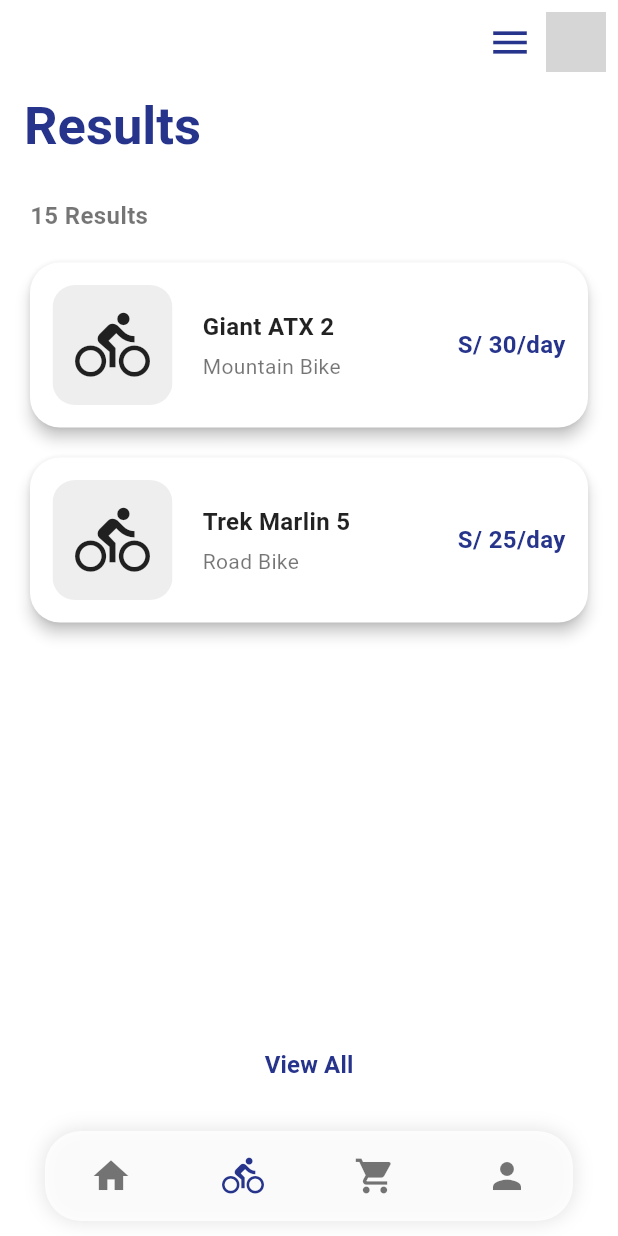
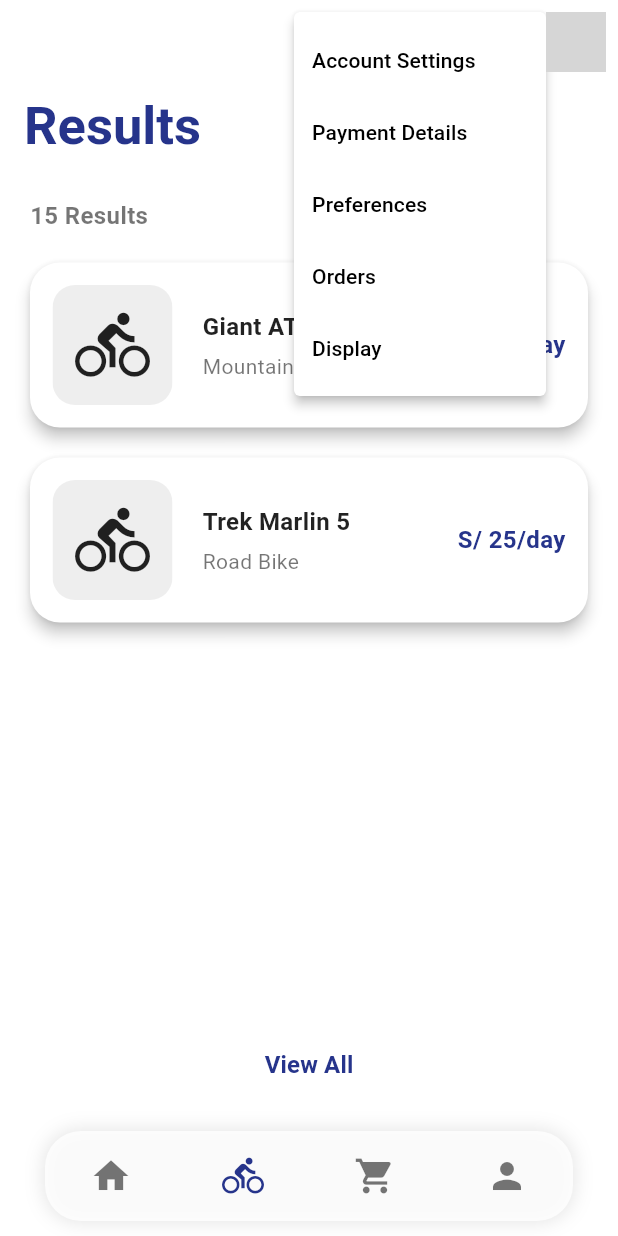
Before and after one commit to BICIGO-2024-02/ecobici-mobile, a Flutter app: the screen it shows after launch, item 2 of the bottom bar chosen, after a tap on the "menu" icon, on a phone screen of 412 x 824 dp. Run offline on Flutter 3.47's test engine with Material 3 defaults, Android fonts, the phone set to English and light mode, and no system bars; network calls fail; grey boxes are pictures that could not be loaded.

Commit message:
feat(menu): add dropdown menu

```diff
--- a/lib/screens/home_screen.dart
+++ b/lib/screens/home_screen.dart
@@ -35,15 +35,17 @@ class _HomeScreenState extends State<HomeScreen> with SingleTickerProviderStateM
         elevation: 0,
         automaticallyImplyLeading: false, // Esto oculta el ícono de 'back' si no es necesario
         actions: [
-          IconButton(
-            icon: Icon(
-              Icons.menu,
-              color:Color(0xFF26348B),
-              size: 30,
-              ),
-            onPressed: () {
-              // Acción del botón hamburguesa (desplegar menú o abrir un drawer)
-            },
+          PopupMenuButton<int>(
+            icon: Icon(Icons.menu, color: Color(0xFF26348B), size: 30),
+            color: Colors.white, // Fondo blanco para el menú
+            onSelected: (item) => selectedItem(context, item),
+            itemBuilder: (context) => [
+              _buildMenuItem(0, 'Account Settings'),
+              _buildMenuItem(1, 'Payment Details'),
+              _buildMenuItem(2, 'Preferences'),
+              _buildMenuItem(3, 'Orders'),
+              _buildMenuItem(4, 'Display'),
+            ],
           ),
           // Icono de la foto del usuario
           Padding(
@@ -74,4 +76,48 @@ class _HomeScreenState extends State<HomeScreen> with SingleTickerProviderStateM
       ),
     );
   }
+  // Función para construir los items del menú
+  PopupMenuItem<int> _buildMenuItem(int value, String text) {
+    return PopupMenuItem<int>(
+      value: value,
+      child: Text(
+        text,
+        style: TextStyle(color: Colors.black), // Texto negro
+      ),
+    );
+  }
+  // Función para construir un divisor entre los items del menú
+  PopupMenuItem<int> _buildDivider() {
+    return PopupMenuItem<int>(
+      enabled: false, // El divider no es seleccionable
+      child: Divider(
+        color: Colors.grey, // Color de la línea divisoria
+        thickness: 1, // Grosor de la línea divisoria
+      ),
+    );
+  }
+  void selectedItem(BuildContext context, int item) {
+    switch (item) {
+      case 0:
+        print("Account Settings selected");
+        // Aquí puedes redirigir a la pantalla de configuración de cuenta
+        break;
+      case 1:
+        print("Payment Details selected");
+        // Aquí puedes redirigir a la pantalla de detalles de pago
+        break;
+      case 2:
+        print("Preferences selected");
+        // Aquí puedes redirigir a la pantalla de preferencias
+        break;
+      case 3:
+        print("Orders selected");
+        // Aquí puedes redirigir a la pantalla de pedidos
+        break;
+      case 4:
+        print("Display selected");
+        // Aquí puedes redirigir a la pantalla de configuración de pantalla
+        break;
+    }
+  }
 }
```
